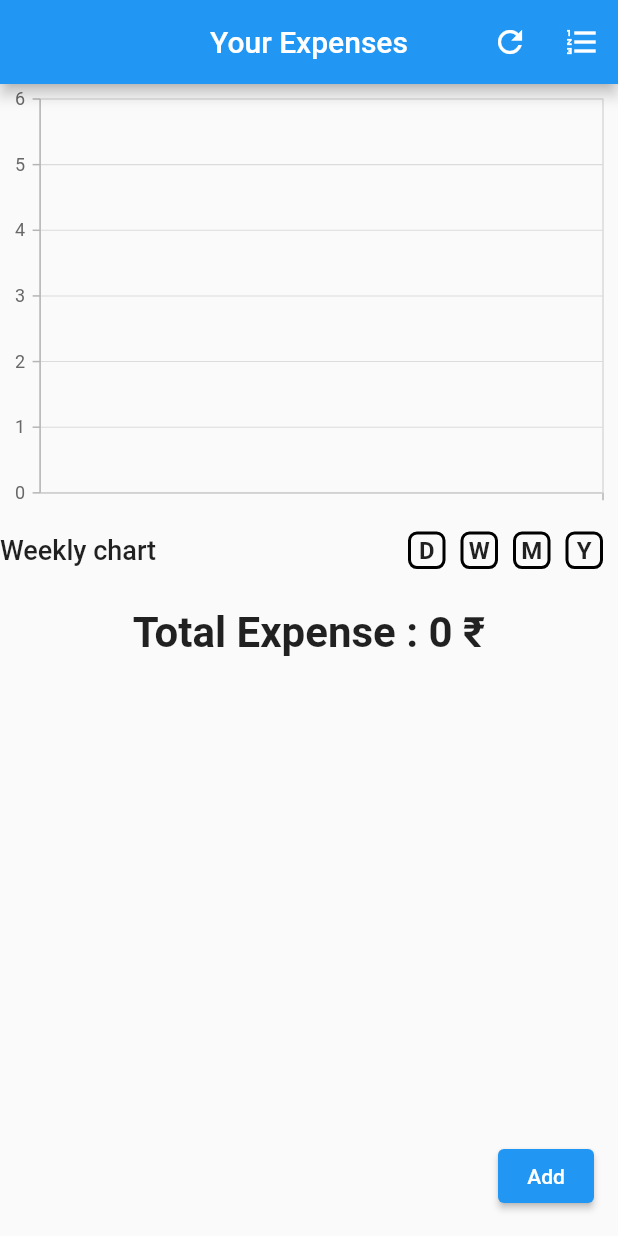
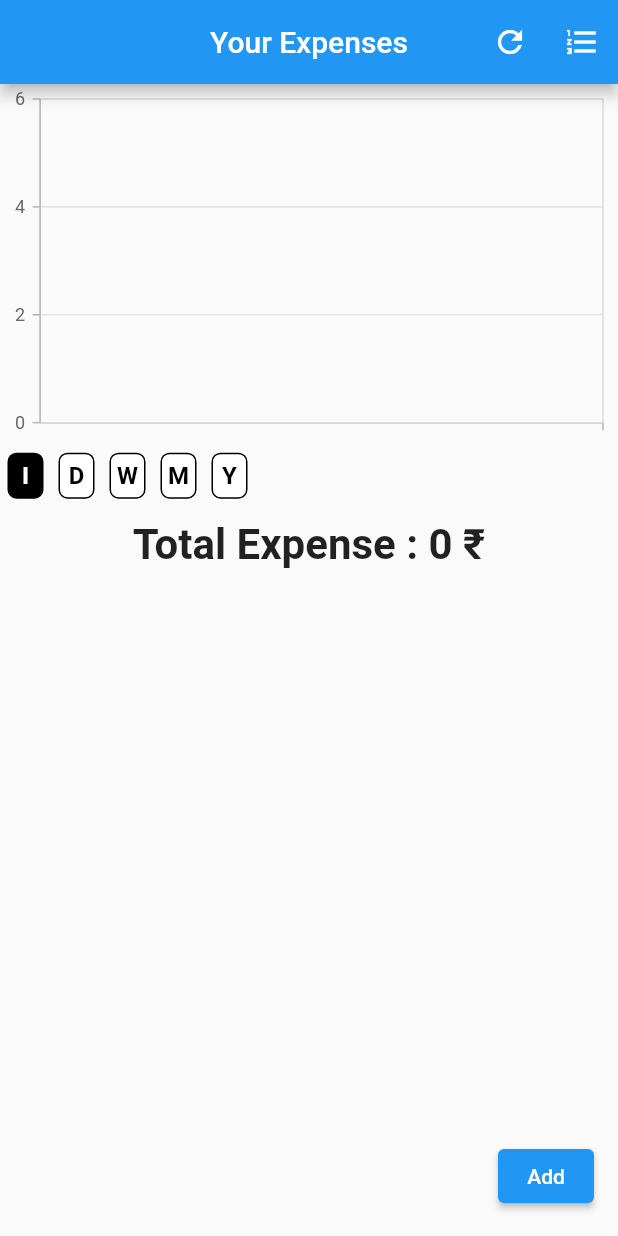
Before and after one commit to Hemant-05/money, a Flutter app: the HomePage screen opened directly, on a phone screen of 412 x 824 dp. Run offline on Flutter 3.47's test engine with Material 2 defaults, Android fonts, the phone set to English and light mode, and no system bars; our stand-ins replace get, introduction_screen, sqflite, syncfusion_flutter_charts; accounts and stored records are empty.

Commit message:
time frame option work

```diff
--- /dev/null
+++ b/lib/Custom/CusSnackBar.dart
@@ -0,0 +1,20 @@
+import 'package:flutter/material.dart';
+
+  CusSnackBar1(BuildContext context, String text) {
+    ScaffoldMessenger.of(context).showSnackBar(
+      SnackBar(
+        content: Text(
+          text,
+          textAlign: TextAlign.center,
+          style: TextStyle(fontSize: 16, fontWeight: FontWeight.w400),
+        ),
+        padding: const EdgeInsets.all(12),
+        behavior: SnackBarBehavior.floating,
+        width: 180,
+        duration: Duration(seconds: 2),
+        shape: RoundedRectangleBorder(
+          borderRadius: BorderRadius.circular(18),
+        ),
+      ),
+    );
+  }
--- a/lib/Database/DataBaseHelper.dart
+++ b/lib/Database/DataBaseHelper.dart
@@ -1,5 +1,3 @@
-import 'dart:math';
-
 import 'package:money_tracker/Models/ExpenseModel.dart';
 import 'package:path/path.dart';
 import 'package:sqflite/sqflite.dart';
--- a/lib/Screens/HomePage.dart
+++ b/lib/Screens/HomePage.dart
@@ -1,12 +1,13 @@
-import 'dart:math';
-
 import 'package:flutter/material.dart';
+import 'package:get/get.dart';
+import 'package:get/get_core/src/get_main.dart';
 import 'package:intl/intl.dart';
-import 'package:charts_flutter/flutter.dart' as charts;
+import 'package:money_tracker/Custom/CusSnackBar.dart';
 import 'package:money_tracker/Custom/CusText.dart';
 import 'package:money_tracker/Database/DataBaseHelper.dart';
 import 'package:money_tracker/Models/ExpenseModel.dart';
 import 'package:money_tracker/Screens/ExpenseListScreen.dart';
+import 'package:money_tracker/getx/ChartTimeFrame.dart';
 import 'package:syncfusion_flutter_charts/charts.dart';
 
 class HomePage extends StatefulWidget {
@@ -29,6 +30,8 @@ class _HomePageState extends State<HomePage> {
   List<Map<String, dynamic>> expenses = [];
   int total_exp = 0;
   final List<ExpenseModel> data = [];
+  ChartTimeFrameController timeFrameController =
+      Get.put(ChartTimeFrameController());
 
   @override
   void initState() {
@@ -95,24 +98,7 @@ class _HomePageState extends State<HomePage> {
     data.addAll(temp);
   }
 
-  customSnackBar(BuildContext context, String text) {
-    ScaffoldMessenger.of(context).showSnackBar(
-      SnackBar(
-        content: Text(
-          text,
-          textAlign: TextAlign.center,
-          style: TextStyle(fontSize: 16, fontWeight: FontWeight.w400),
-        ),
-        padding: const EdgeInsets.all(12),
-        behavior: SnackBarBehavior.floating,
-        width: 180,
-        duration: Duration(seconds: 2),
-        shape: RoundedRectangleBorder(
-          borderRadius: BorderRadius.circular(18),
-        ),
-      ),
-    );
-  }
+
 
   @override
   Widget build(BuildContext context) {
@@ -130,6 +116,7 @@ class _HomePageState extends State<HomePage> {
           ),
           IconButton(
               onPressed: () {
+                // Get.to(ListScreen());
                 Navigator.push(
                   context,
                   MaterialPageRoute(
@@ -151,7 +138,7 @@ class _HomePageState extends State<HomePage> {
                     ColumnSeries<ExpenseModel, String>(
                       color: Colors.blue,
                       dataSource: data,
-                    xValueMapper: (ExpenseModel model, _) => model.type,
+                      xValueMapper: (ExpenseModel model, _) => '${model.type}',
                       yValueMapper: (ExpenseModel model, _) => model.expense,
                       name: "Expense",
                       borderRadius: const BorderRadius.only(
@@ -164,7 +151,7 @@ class _HomePageState extends State<HomePage> {
               ),
             Expanded(
               flex: 1,
-              child: _chartFrame(context),
+              child: _temp(context),
             ),
             Expanded(
               flex: 2,
@@ -177,7 +164,7 @@ class _HomePageState extends State<HomePage> {
                 ),
               ),
             ),
-            Expanded(flex: 10, child: _expenseListBuilder(context)),
+            Expanded(flex: 14, child: _expenseListBuilder(context)),
           ],
         ),
       ),
@@ -284,9 +271,9 @@ class _HomePageState extends State<HomePage> {
                           if (c != 0) {
                             expenseContoroller.clear();
                             typeContoroller.clear();
-                            customSnackBar(context, snackText);
+                            CusSnackBar1(context, snackText);
                           } else {
-                            customSnackBar(context, 'Error !');
+                            CusSnackBar1(context, 'Error !');
                           }
                           refresh();
                           Navigator.pop(context);
@@ -320,7 +307,7 @@ class _HomePageState extends State<HomePage> {
               onPressed: () async {
                 int? id = deleteModel.id;
                 await DataBaseHelper.delete(id!);
-                customSnackBar(context, '${deleteModel.type} deleted !!');
+                CusSnackBar1(context, '${deleteModel.type} deleted !!');
                 refresh();
                 await Future.delayed(const Duration(milliseconds: 50));
                 updateTotalExpInList();
@@ -332,7 +319,7 @@ class _HomePageState extends State<HomePage> {
             ),
             ElevatedButton(
               onPressed: () {
-                customSnackBar(context, 'Not Deleted');
+                CusSnackBar1(context, 'Not Deleted');
                 Navigator.pop(context);
               },
               child: Text('No'),
@@ -343,76 +330,40 @@ class _HomePageState extends State<HomePage> {
     );
   }
 
-  Widget _chartFrame(BuildContext context) {
-    return Row(
-      mainAxisAlignment: MainAxisAlignment.spaceBetween,
-      children: [
-        Text(
-          'Weekly chart',
-          style: TextStyle(fontWeight: FontWeight.w500, fontSize: 18),
+  Widget _temp(BuildContext context) {
+    return ListView.builder(
+      scrollDirection: Axis.horizontal,
+      itemCount: timeFrameController.frameList.length,
+      itemBuilder: (context, index) {
+        return Obx(
+          () => GestureDetector(
+            onTap: () => timeFrameController.selectedIndex.value = index,
+            child: AnimatedContainer(
+              height: 10,
+              width: 24,
+              margin: EdgeInsets.symmetric(horizontal: 5),
+              decoration: BoxDecoration(
+                  color: (timeFrameController.selectedIndex.value == index)
+                      ? Colors.black
+                      : Colors.white,
+                  borderRadius: BorderRadius.all(Radius.circular(6)),
+                  border: Border.all(color: Colors.black, width: 1)),
+              duration: Duration(milliseconds: 200),
+              child: Center(
+                child: Text(
+                  timeFrameController.frameList[index],
+                  style: TextStyle(
+                      fontSize: 16,
+                      fontWeight: FontWeight.bold,
+                      color: (timeFrameController.selectedIndex.value == index)
+                          ? Colors.white
+                          : Colors.black),
                 ),
-        Row(
-          mainAxisAlignment: MainAxisAlignment.end,
-          children: [
-            Container(
-              width: 25,
-              height: 25,
-              decoration: BoxDecoration(
-                  borderRadius: BorderRadius.circular(6),
-                  border: Border.all(color: Colors.black, width: 2)),
-              child: Center(
-                  child: Text('D',
-                      style: TextStyle(
-                          fontSize: 16, fontWeight: FontWeight.bold))),
               ),
-            const SizedBox(
-              width: 10,
             ),
-            Container(
-              width: 25,
-              height: 25,
-              decoration: BoxDecoration(
-                  borderRadius: BorderRadius.circular(6),
-                  border: Border.all(color: Colors.black, width: 2)),
-              child: Center(
-                  child: Text('W',
-                      style: TextStyle(
-                          fontSize: 16, fontWeight: FontWeight.bold))),
           ),
-            const SizedBox(
-              width: 10,
-            ),
-            Container(
-              width: 25,
-              height: 25,
-              decoration: BoxDecoration(
-                  borderRadius: BorderRadius.circular(6),
-                  border: Border.all(color: Colors.black, width: 2)),
-              child: Center(
-                  child: Text('M',
-                      style: TextStyle(
-                          fontSize: 16, fontWeight: FontWeight.bold))),
-            ),
-            const SizedBox(
-              width: 10,
-            ),
-            Container(
-              width: 25,
-              height: 25,
-              decoration: BoxDecoration(
-                  borderRadius: BorderRadius.circular(6),
-                  border: Border.all(color: Colors.black, width: 2)),
-              child: Center(
-                  child: Text('Y',
-                      style: TextStyle(
-                          fontSize: 16, fontWeight: FontWeight.bold))),
-            ),
-            const SizedBox(
-              width: 10,
-            ),
-          ],
-        ),
-      ],
+        );
+      },
     );
   }
 
@@ -422,7 +373,6 @@ class _HomePageState extends State<HomePage> {
       itemCount: expenses.length,
       itemBuilder: (context, index) {
         int expense = expenses[index]['expense'];
-        int id = expenses[index]['id'];
         String type = expenses[index]['type'];
         ExpenseModel temp = ExpenseModel.fromjson(expenses[index]);
         return ListTile(
--- /dev/null
+++ b/lib/getx/ChartTimeFrame.dart
@@ -0,0 +1,7 @@
+import 'package:get/get.dart';
+
+class ChartTimeFrameController extends GetxController{
+  var selectedIndex = 0.obs;
+  int a = 10;
+  List<String> frameList = ['I','D','W','M','Y'];
+}
--- a/pubspec.yaml
+++ b/pubspec.yaml
@@ -41,6 +41,7 @@ dependencies:
   intl: ^0.17.0
   charts_flutter: ^0.12.0
   syncfusion_flutter_charts: ^21.2.4
+  get: ^4.6.6
 
 dev_dependencies:
   flutter_test:
```
Also changed, not shown: pubspec.lock. Lines whose indentation alone changed are shown as unchanged.
